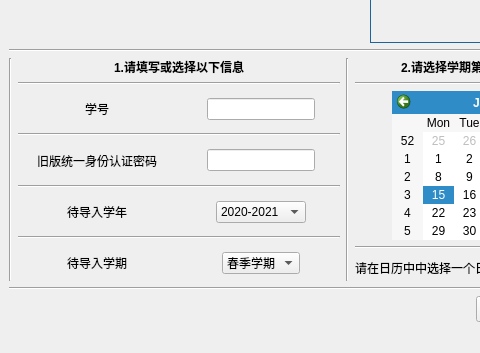
First picture: the form in ui/mainWindow.ui, repository Yi-Xio/SchoolTimetableToIcs, before the edit; both pictures show x 0 to 480 and y 259 to 612 of the 1032 by 612 pixel window.
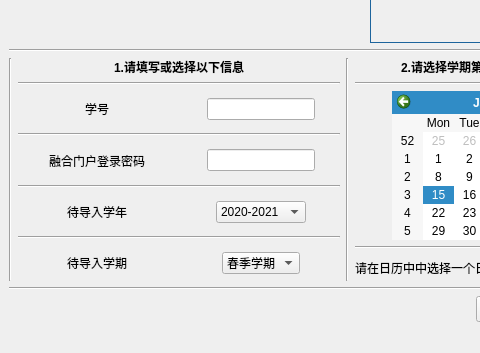
Second picture: the form after the edit.

Commit message: 1. 将登陆方式切换至融合门户登录 2. 部分同学课表不兼容的bug

Patch:
```diff
--- a/ui/mainWindow.ui
+++ b/ui/mainWindow.ui
@@ -204,7 +204,7 @@
               <item alignment="Qt::AlignHCenter">
                <widget class="QLabel" name="label_3">
                 <property name="text">
-                 <string>旧版统一身份认证密码</string>
+                 <string>融合门户登录密码</string>
                 </property>
                </widget>
               </item>
```
Left out of the diff: 10 changed lines with no effect on the pictures. The commit also changes 7 other files.
